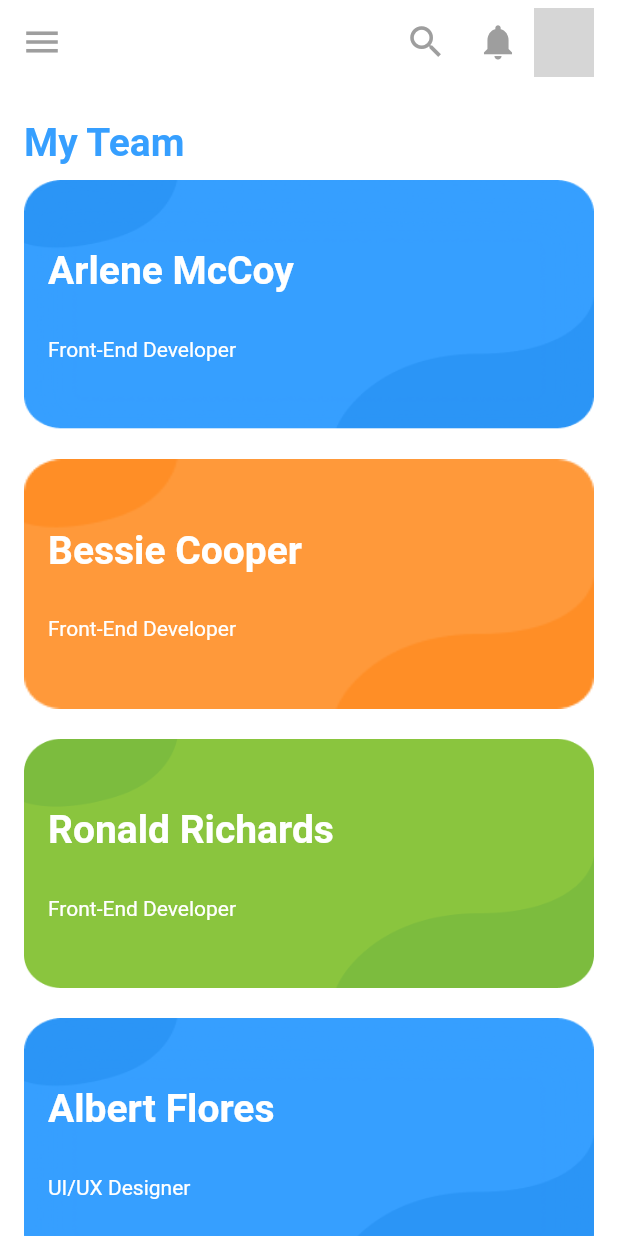
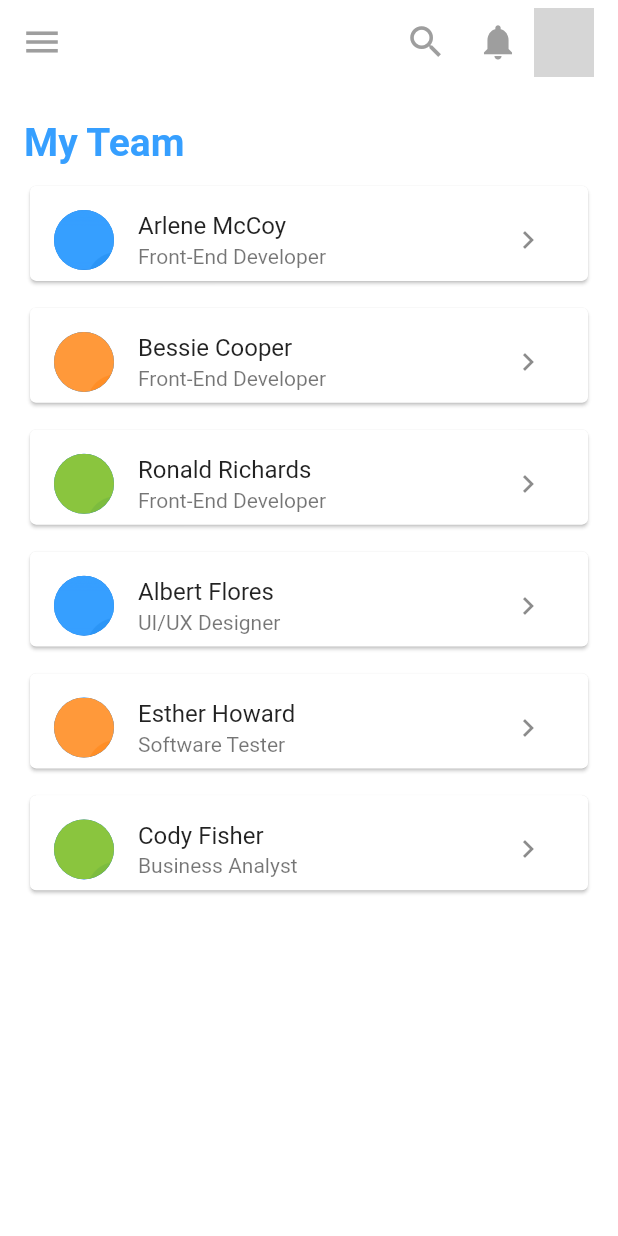
Before and after one commit to eworshiper/employee_assessment, a Flutter app: the TeamScreen screen opened directly, on a phone screen of 412 x 824 dp. Run offline on Flutter 3.47's test engine with Material 2 defaults, Android fonts, the phone set to English and light mode, and no system bars; our stand-ins replace fl_chart, percent_indicator; missing offline and left inert: ternav_icons; network calls fail; grey boxes are pictures that could not be loaded.

Commit message:
tampilan team

```diff
--- a/lib/data/data.dart
+++ b/lib/data/data.dart
@@ -29,26 +29,25 @@ final List<Team> team = [
   Team(
     nama: 'Arlene McCoy',
     role: 'Front-End Developer',
-    backImage: "images/box/box1.png"),
-
+    userImage: "images/box/box1.png"),
   Team(
     nama: 'Bessie Cooper',
     role: 'Front-End Developer',
-    backImage: "images/box/box2.png"),
+    userImage: "images/box/box2.png"),
   Team(
     nama: 'Ronald Richards',
     role: 'Front-End Developer',
-    backImage: "images/box/box3.png"),
+    userImage: "images/box/box3.png"),
   Team(
     nama: 'Albert Flores',
     role: 'UI/UX Designer',
-    backImage: "images/box/box1.png"),
+    userImage: "images/box/box1.png"),
   Team(
     nama: 'Esther Howard',
     role: 'Software Tester',
-    backImage: "images/box/box2.png"),
+    userImage: "images/box/box2.png"),
   Team(
     nama: 'Cody Fisher',
     role: 'Business Analyst',
-    backImage: "images/box/box3.png"),
+    userImage: "images/box/box3.png"),
 ];
--- a/lib/model/team_model.dart
+++ b/lib/model/team_model.dart
@@ -3,11 +3,11 @@ import 'dart:ui';
 class Team {
   final String nama;
   final String role;
-  final String backImage;
+  final String userImage;
 
   Team({
     required this.nama,
     required this.role,
-    required this.backImage,
+    required this.userImage,
   });
 }
--- a/lib/widgets/team_list.dart
+++ b/lib/widgets/team_list.dart
@@ -1,5 +1,4 @@
 import 'package:dashboard/data/data.dart';
-import 'package:dashboard/model/team_model.dart';
 import 'package:flutter/material.dart';
 
 class TeamList extends StatelessWidget {
@@ -12,36 +11,19 @@ class TeamList extends StatelessWidget {
         physics: const NeverScrollableScrollPhysics(),
         shrinkWrap: true,
         gridDelegate: const SliverGridDelegateWithFixedCrossAxisCount(
-            childAspectRatio: 16 / 7, crossAxisCount: 1, mainAxisSpacing: 20),
+            childAspectRatio: 16 / 3, crossAxisCount: 1, mainAxisSpacing: 10),
         itemBuilder: (context, index) {
-          return Container(
-            decoration: BoxDecoration(
-              image: DecorationImage(
-                  image: AssetImage(team[index].backImage), fit: BoxFit.fill),
-            ),
-            child: Padding(
-              padding: const EdgeInsets.all(16),
-              child: Row(
-                mainAxisAlignment: MainAxisAlignment.spaceBetween,
-                children: [
-                  Column(
-                    crossAxisAlignment: CrossAxisAlignment.start,
-                    mainAxisAlignment: MainAxisAlignment.spaceEvenly,
-                    children: [
-                      Text(
-                        team[index].nama,
-                        style: const TextStyle(color: Colors.white, fontSize: 26, fontWeight: FontWeight.bold),
-                      ),
-                      Text(
-                        team[index].role,
-                        style: const TextStyle(color: Colors.white),
-                      ),
-                    ],
-                  ),
-                ],
+          return Card(
+            child: ListTile(
+              leading: CircleAvatar(
+                backgroundImage: AssetImage(team[index].userImage),
               ),
+              title: Text(team[index].nama),
+              subtitle: Text(team[index].role),
+              trailing: IconButton(icon: Icon(Icons.navigate_next), onPressed: () {}),
             ),
           );
-        });
+        }
+      );
   }
 }
```
